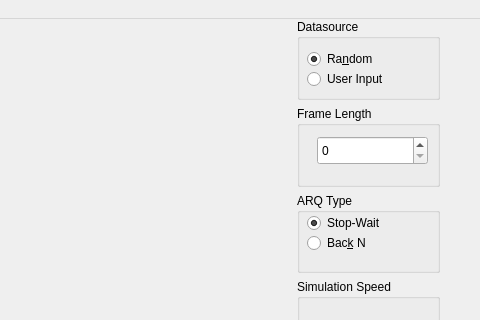
Before: the Qt Designer form UI/netsim_ui/netsim_mainwindow.ui in enderdzz/NetworkTask, drawn with Qt 5; both pictures show x 213 to 693 and y 0 to 320 of the 693 by 445 pixel window.
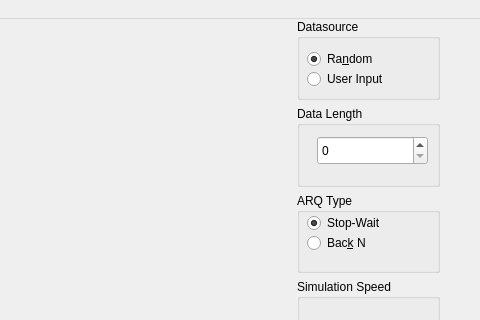
After: the same form once the commit is applied.

Commit message: Added value modify dlg. Add exit button. Will open new branch to write UI code.

```diff
--- a/UI/netsim_ui/netsim_mainwindow.ui
+++ b/UI/netsim_ui/netsim_mainwindow.ui
@@ -95,7 +95,7 @@
      <item>
       <widget class="QGroupBox" name="groupBox_3">
        <property name="title">
-        <string>Frame Length</string>
+        <string>Data Length</string>
        </property>
        <widget class="QSpinBox" name="spinBox">
         <property name="geometry">
```
The commit also changes 7 other files.
